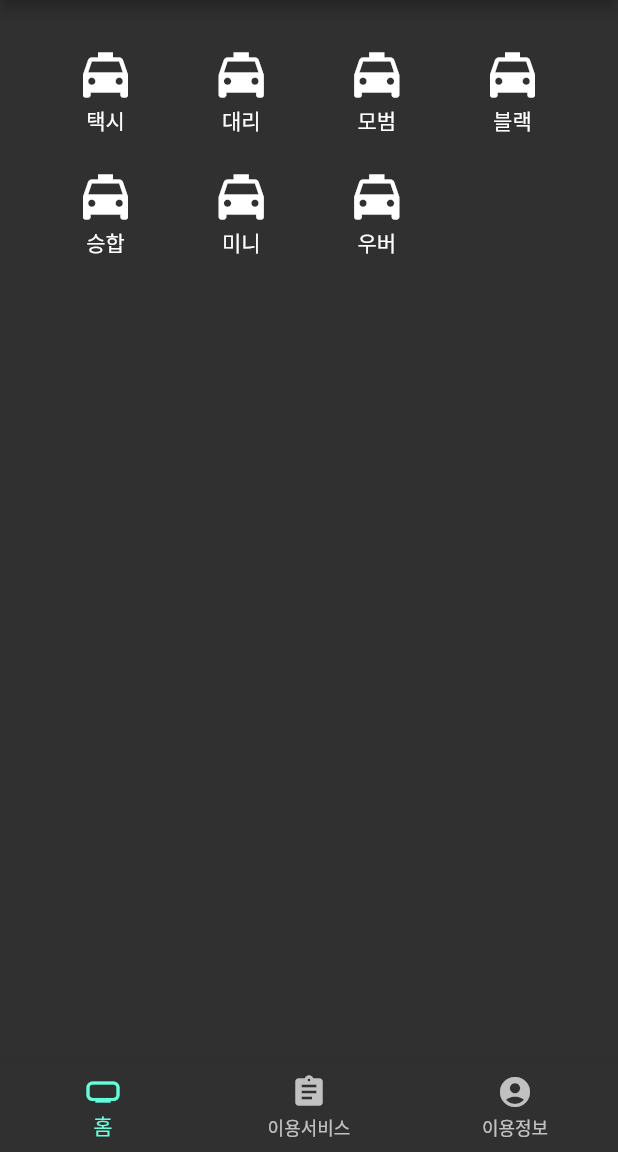
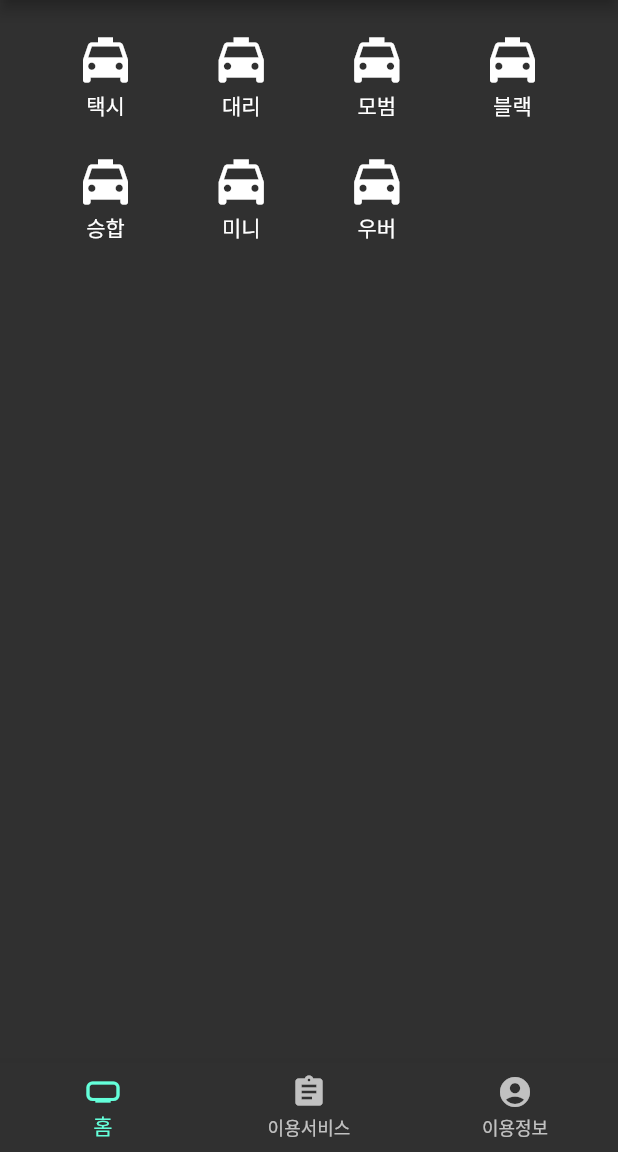
Before and after one commit to paxFortuna/Kakao_demo, a Flutter app: the screen it shows after launch, on a phone screen of 412 x 824 dp, the part 84-1236 px from its top. Run offline on Flutter 3.47's test engine with Material 2 defaults, Android fonts, the phone set to English and light mode, and no system bars.

Commit message:
second modified

```diff
--- a/lib/screens/home.dart
+++ b/lib/screens/home.dart
@@ -7,7 +7,7 @@ class HomeScreen extends StatelessWidget {
   Widget build(BuildContext context) {
     return Column(
       children: [
-        const SizedBox(height: 30,),
+        const SizedBox(height: 20,),
         _buildTop(),
         // _buildMiddle(),
         // _buildBottom(),
```
